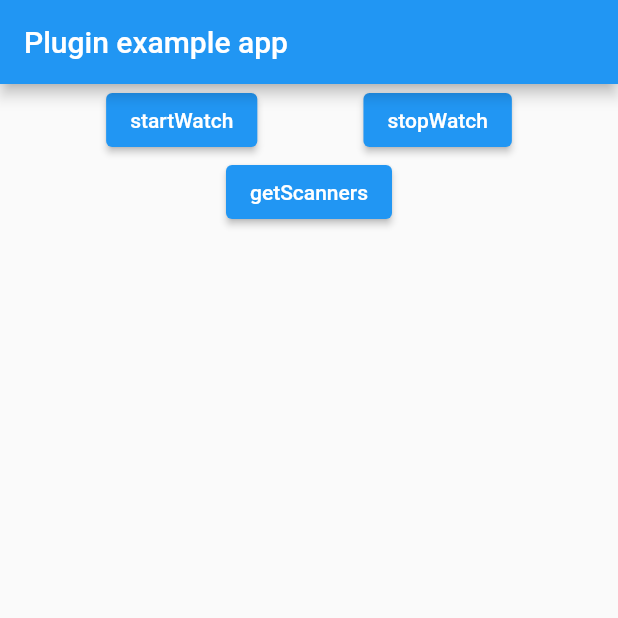
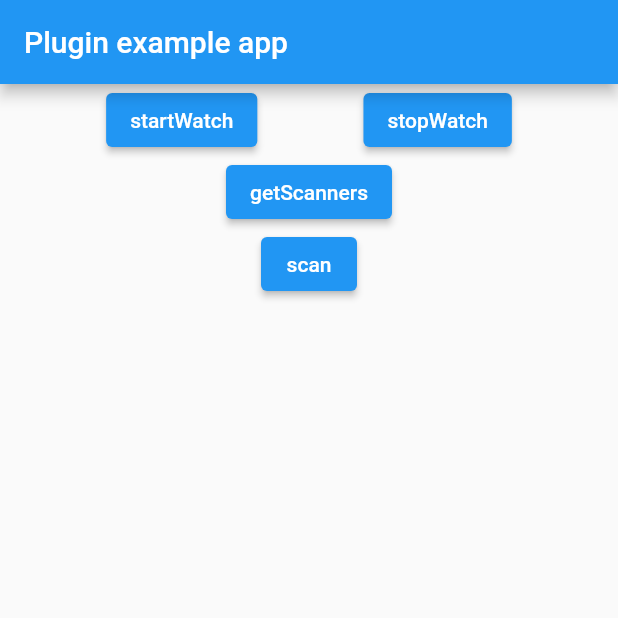
Before and after one commit to woodemi/quick_scanner, a Flutter app: the screen it shows after launch, after a tap on "getScanners", on a phone screen of 412 x 824 dp, the top half of it. Run offline on Flutter 3.47's test engine with Material 2 defaults, Android fonts, the light colour scheme and no system bars.

Commit message:
Add scanFile
Signed-off-by: wangkun <wangkun@woodemi.com>

```diff
--- a/example/lib/main.dart
+++ b/example/lib/main.dart
@@ -1,4 +1,5 @@
 import 'package:flutter/material.dart';
+import 'package:path_provider/path_provider.dart';
 
 import 'package:quick_scanner/quick_scanner.dart';
 
@@ -12,6 +13,8 @@ class MyApp extends StatefulWidget {
 }
 
 class _MyAppState extends State<MyApp> {
+  List<String> _scanners = [];
+
   @override
   Widget build(BuildContext context) {
     return MaterialApp(
@@ -44,8 +47,21 @@ class _MyAppState extends State<MyApp> {
                 ElevatedButton(
                   child: Text('getScanners'),
                   onPressed: () async {
-                    var scanners = await QuickScanner.getScanners();
-                    scanners.forEach(print);
+                    var list = await QuickScanner.getScanners();
+                    _scanners.addAll(list);
+                    _scanners.forEach(print);
+                  },
+                ),
+              ],
+            ),
+            Row(
+              mainAxisAlignment: MainAxisAlignment.spaceEvenly,
+              children: [
+                ElevatedButton(
+                  child: Text('scan'),
+                  onPressed: () async {
+                    var directory = await getApplicationDocumentsDirectory();
+                    QuickScanner.scanFile(_scanners.first, directory.path);
                   },
                 ),
               ],
--- a/example/pubspec.yaml
+++ b/example/pubspec.yaml
@@ -23,6 +23,7 @@ dependencies:
   # The following adds the Cupertino Icons font to your application.
   # Use with the CupertinoIcons class for iOS style icons.
   cupertino_icons: ^1.0.2
+  path_provider: ^2.0.2
 
 dev_dependencies:
   flutter_test:
```
Also changed, not shown: example/pubspec.lock, 2 other files.
